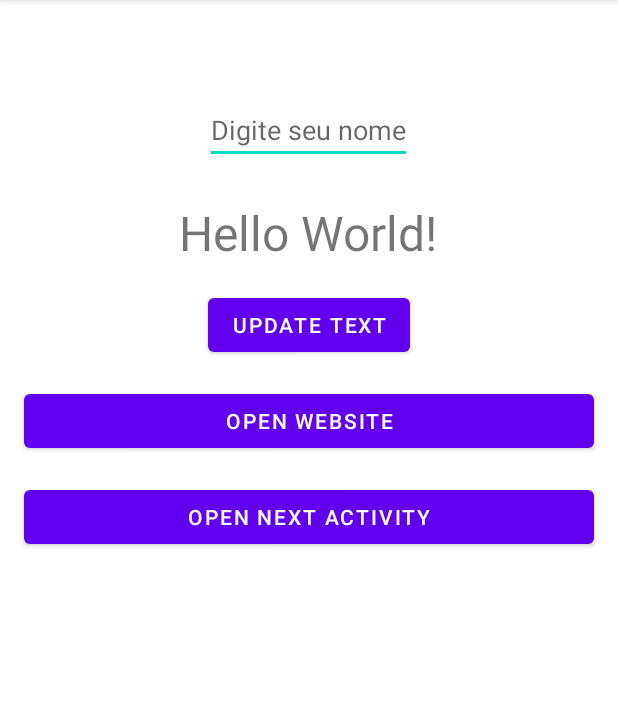
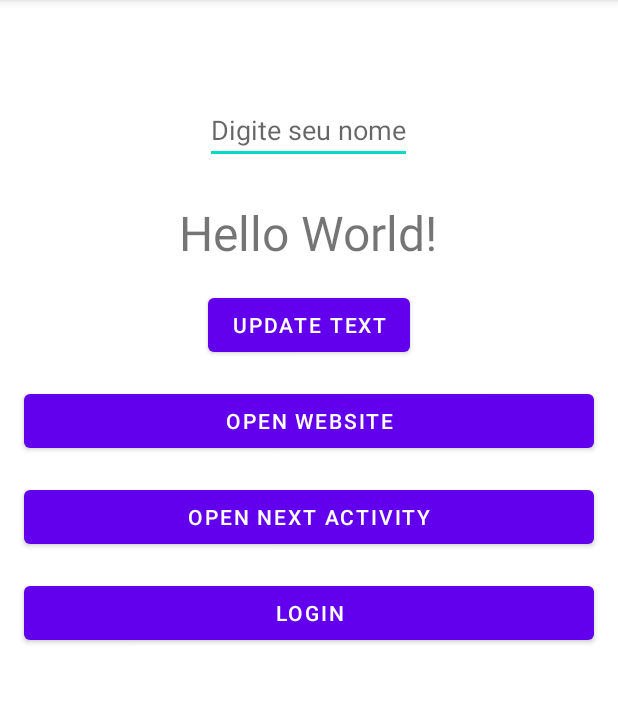
Before and after one commit to MathCoimbra/study-kotlin, an Android app: the screen it shows after launch (MainActivity), on a phone screen of 412 x 824 dp, the part 84-787 px from its top. Run offline under Robolectric (Android 15) with nearby library versions, the phone set to English and light mode, and no system bars.

Commit message:
ajustado botão para página de login

```diff
--- a/src/main/java/com/example/myapplication/LoginActivity.kt
+++ b/src/main/java/com/example/myapplication/LoginActivity.kt
@@ -1,7 +1,9 @@
 package com.example.myapplication
 
+import android.content.Intent
 import androidx.appcompat.app.AppCompatActivity
 import android.os.Bundle
+import android.widget.Button
 
 class LoginActivity : AppCompatActivity() {
     override fun onCreate(savedInstanceState: Bundle?) {
--- a/src/main/java/com/example/myapplication/MainActivity.kt
+++ b/src/main/java/com/example/myapplication/MainActivity.kt
@@ -30,7 +30,8 @@ class MainActivity : AppCompatActivity() {
         }
 
         val btnOpenWebsite = findViewById<Button>(R.id.btn_open_website)
-        val btnOpenNextActivity = findViewById<Button>(R.id.btn_open_nxt_atv)
+        val btnOpenOtherActivity = findViewById<Button>(R.id.btn_open_nxt_atv)
+        val btnOpenLoginActivity = findViewById<Button>(R.id.btn_open_login_atv)
 
         /* chamada implícita de uma Activity */
         btnOpenWebsite.setOnClickListener{
@@ -41,11 +42,15 @@ class MainActivity : AppCompatActivity() {
         /* chamada explícita de uma Activity */
         /* packageContext - informado qual é activity que irá passar para outra activity, no caso abaixo é essa activity, portanto, this */
         /* NextActivity::class.java - passa a classe instanciada para Intent */
-        btnOpenNextActivity.setOnClickListener{
+        btnOpenOtherActivity.setOnClickListener{
             val i = Intent(this, OtherActivity::class.java)
             startActivity(i)
         }
 
+        btnOpenLoginActivity.setOnClickListener{
+            val i = Intent(this, LoginActivity::class.java)
+            startActivity(i)
+        }
 
     }
 
--- a/src/main/res/layout/activity_main.xml
+++ b/src/main/res/layout/activity_main.xml
@@ -58,4 +58,14 @@
             android:layout_marginEnd="16dp"
             />
 
+    <Button
+            android:id="@+id/btn_open_login_atv"
+            android:layout_width="match_parent"
+            android:layout_height="wrap_content"
+            android:text="Login"
+            android:layout_marginTop="16dp"
+            android:layout_marginStart="16dp"
+            android:layout_marginEnd="16dp"
+            />
+
 </LinearLayout>
```
